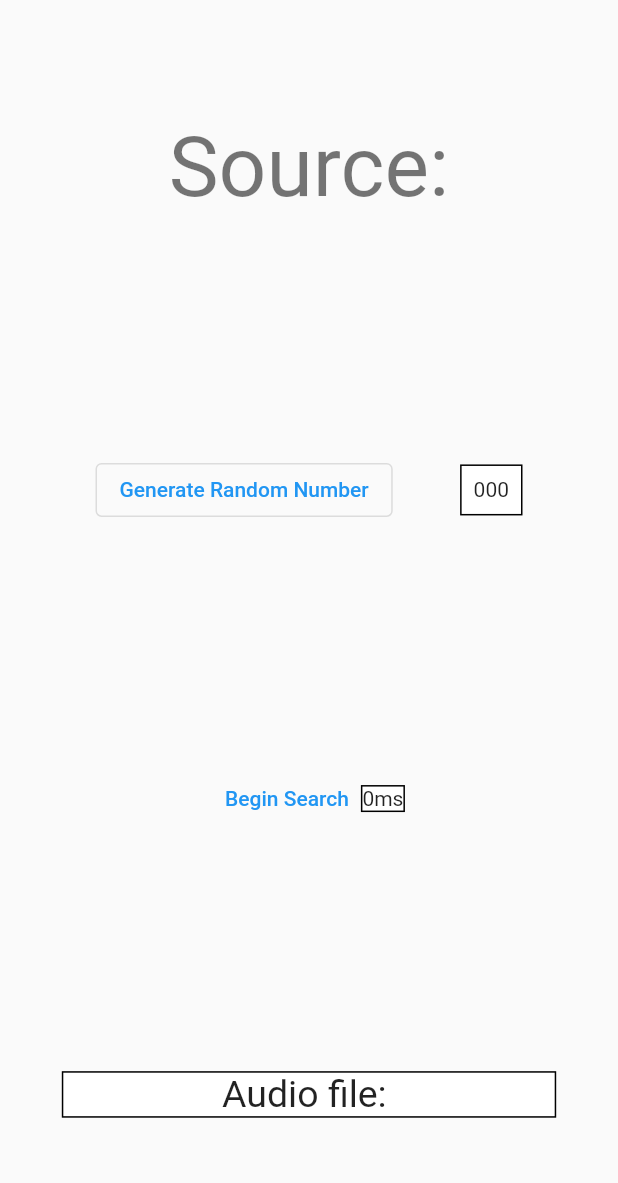
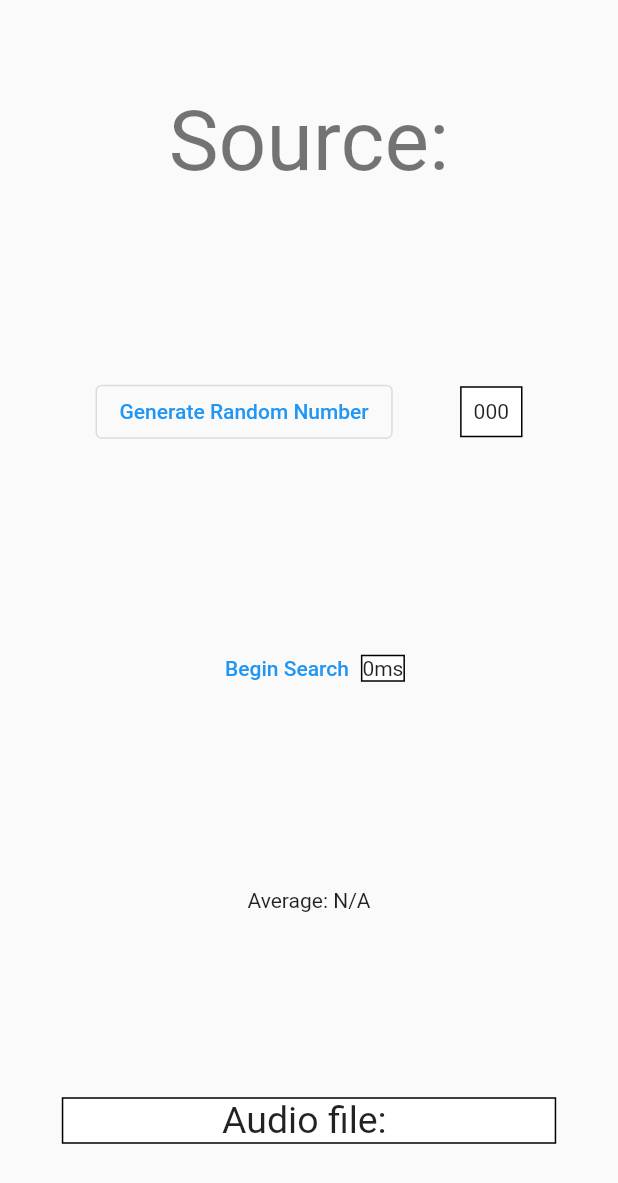
Before and after one commit to acediatic/CPA-Audio-Trials, a Flutter app: the AudioSpeedTrialPage screen opened directly, on a phone screen of 412 x 824 dp. Shown: the top 1183 px of the screen. Run offline on Flutter 3.47's test engine with Material 2 defaults, Android fonts, the light colour scheme and no system bars; our stand-ins replace audioplayers, firebase_auth, firebase_core, firebase_storage, google_sign_in; accounts and stored records are empty.

Commit message:
feat: adds log

```diff
--- a/lib/audio_speed_trial.dart
+++ b/lib/audio_speed_trial.dart
@@ -5,6 +5,7 @@ import 'package:intl/intl.dart';
 import 'package:audioplayers/audioplayers.dart';
 import "package:flutter/material.dart";
 import 'show_error.dart';
+import 'package:collection/collection.dart';
 
 class AudioSpeedTrialPage extends StatefulWidget {
   const AudioSpeedTrialPage({Key? key}) : super(key: key);
@@ -20,6 +21,7 @@ class _AudioSpeedTrialPageState extends State<AudioSpeedTrialPage> {
   bool isRunning = false;
   AudioPlayer audioPlayer = AudioPlayer();
   FirebaseAudio firebaseAudio = FirebaseAudio();
+  List<int> log = [];
 
   String formatNumber(int number) {
     return NumberFormat("000", 'en_US').format(number);
@@ -33,6 +35,10 @@ class _AudioSpeedTrialPageState extends State<AudioSpeedTrialPage> {
   }
 
   void startSearch() {
+    if (randomNumber == 0) {
+      updateRandomNumber();
+    }
+    audioPlayer.stop();
     stopwatch.reset();
     stopwatch.start();
     setState(() {
@@ -40,6 +46,7 @@ class _AudioSpeedTrialPageState extends State<AudioSpeedTrialPage> {
     });
 
     firebaseAudio.getSAudioFromPath(saFileName).then((audioUrl) {
+      log.add(stopwatch.elapsedMilliseconds);
       return audioPlayer.play(audioUrl);
     }).catchError((e) {
       showError(context, e.toString());
@@ -96,10 +103,13 @@ class _AudioSpeedTrialPageState extends State<AudioSpeedTrialPage> {
                     color: Colors.white,
                     border: Border.all(color: Colors.black),
                   ),
-                  child: SearchStopwatch(time: stopwatch.elapsedMilliseconds),
+                  child: SearchStopwatch(
+                      time: log.isNotEmpty ? log[log.length - 1] : 0),
                 ),
               ],
             ),
+            Text(
+                "Average: ${log.isNotEmpty ? (log.sum / log.length).toStringAsFixed(2) : "N/A"}"),
             FractionallySizedBox(
               widthFactor: 0.8,
               child: Container(
```
